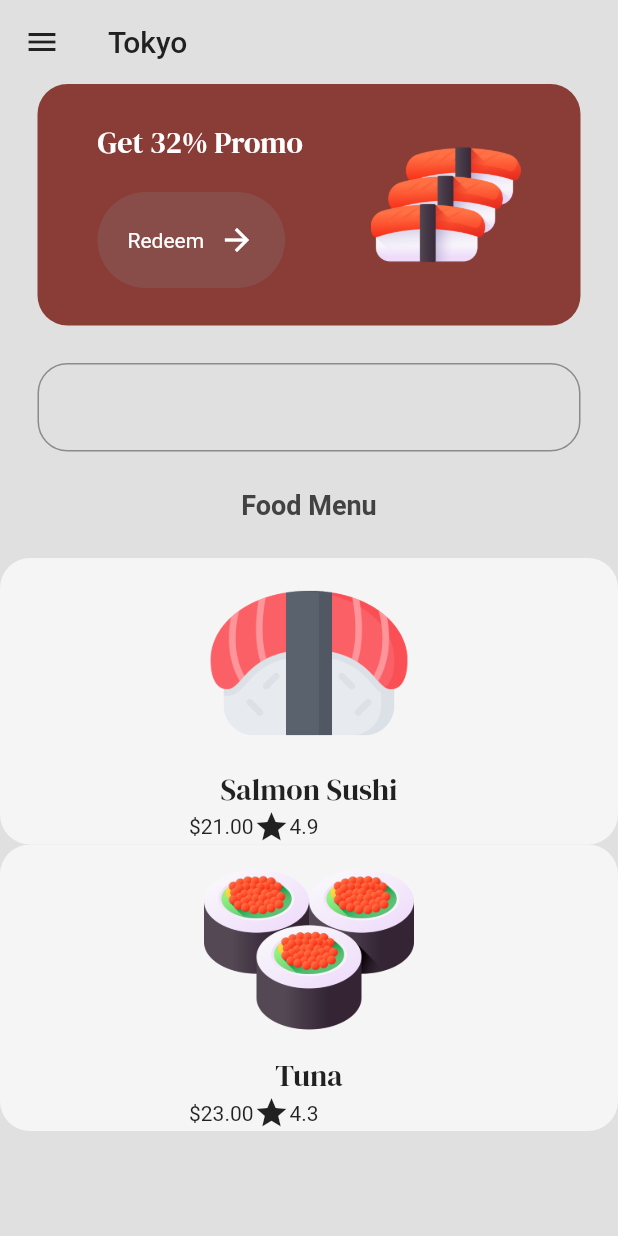
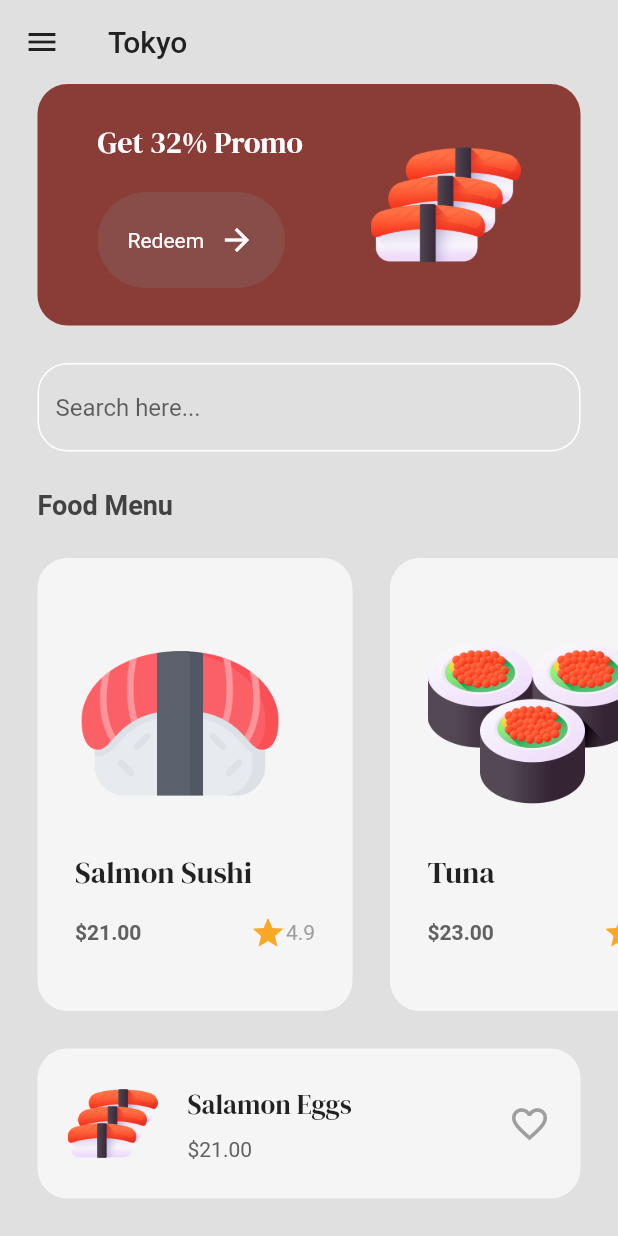
Before and after one commit to mageAoe/flutter_widget_UI, a Flutter app: the MenuPage screen opened by its route, on a phone screen of 412 x 824 dp. Run offline on Flutter 3.47's test engine with Material 2 defaults, Android fonts, the phone set to English and light mode, and no system bars; our stand-ins replace dio, google_fonts, lottie.

Commit message:
'update_sushipage'

```diff
--- a/lib/application/sushi_shop_application/components/food_title.dart
+++ b/lib/application/sushi_shop_application/components/food_title.dart
@@ -4,16 +4,27 @@ import 'package:google_fonts/google_fonts.dart';
 
 class FoodTitle extends StatelessWidget {
   final Food food;
-  const FoodTitle({super.key, required this.food});
+  final void Function()? onTap;
+
+  const FoodTitle({super.key,
+  required this.food,
+   required this.onTap
+  });
 
   @override
   Widget build(BuildContext context) {
-    return Container(
+    return GestureDetector(
+      onTap: onTap,
+      child: Container(
         decoration: BoxDecoration(
           color: Colors.grey[100],
           borderRadius: BorderRadius.circular(20)
         ),
+        margin: const EdgeInsets.only(left: 25.0),
+        padding: const EdgeInsets.all(25),
         child: Column(
+          crossAxisAlignment: CrossAxisAlignment.start,
+          mainAxisAlignment: MainAxisAlignment.spaceEvenly,
           children: [
             // image
             Image.asset(food.imagePath, height: 140),
@@ -25,19 +36,24 @@ class FoodTitle extends StatelessWidget {
             SizedBox(
               width: 160,
               child: Row(
+                mainAxisAlignment: MainAxisAlignment.spaceBetween,
                 children: [
-
                   // price
-                Text('\$${food.price}'),
+                  Text('\$${food.price}', style: TextStyle(fontWeight: FontWeight.bold,color: Colors.grey[700])),
 
                   // rating
-                const Icon(Icons.star),
-                Text(food.rating)
+                  Row(
+                    children: [
+                      Icon(Icons.star, color: Colors.yellow[800]),
+                      Text(food.rating, style: const TextStyle(color: Colors.grey))
+                    ],
+                  )
                 ],
               ),
             )
           ],
         ),
+      ),
     );
   }
 }
--- a/lib/application/sushi_shop_application/models/food.dart
+++ b/lib/application/sushi_shop_application/models/food.dart
@@ -16,4 +16,5 @@ class Food{
   String get _imagePath => imagePath;
   String get _rating => rating;
 
+
 }
--- a/lib/application/sushi_shop_application/pages/intro_page.dart
+++ b/lib/application/sushi_shop_application/pages/intro_page.dart
@@ -30,14 +30,14 @@ class IntroPage extends StatelessWidget {
               child: Image.asset('lib/images/sushi_one.png'),
             ),
 
-            const SizedBox(height: 25),
+            // const SizedBox(height: 25),
 
             // title
             Text('THE TASTE OF JAPANESE FOOD',
               style: GoogleFonts.dmSerifDisplay(fontSize: 44,color: Colors.white)
             ),
 
-            //  const SizedBox(height: 25),
+             const SizedBox(height: 25),
 
             // subtitle
             Text('Feel the taste of the most popular Japanese food from anywhere and anytime',
--- a/lib/application/sushi_shop_application/pages/menu_page.dart
+++ b/lib/application/sushi_shop_application/pages/menu_page.dart
@@ -2,6 +2,7 @@ import 'package:flutter/material.dart';
 import 'package:flutter_widget_ui/application/sushi_shop_application/components/button.dart';
 import 'package:flutter_widget_ui/application/sushi_shop_application/components/food_title.dart';
 import 'package:flutter_widget_ui/application/sushi_shop_application/models/food.dart';
+import 'package:flutter_widget_ui/application/sushi_shop_application/pages/food_detail_page.dart';
 import 'package:flutter_widget_ui/application/sushi_shop_application/theme/colors.dart';
 import 'package:google_fonts/google_fonts.dart';
 
@@ -23,6 +24,17 @@ class _MenuPageState extends State<MenuPage> {
     Food(name: 'Tuna', price: '23.00', imagePath: 'lib/images/sushi_two.png', rating: '4.3')
   ];
 
+  //navigate to food item details page
+  void navigateToFoodDetails(int index){
+    Navigator.push(context,
+      MaterialPageRoute(
+        builder: (context) => FoodDetailPage(
+          food: foodMenu[index],
+        )
+      )
+    );
+  }
+
 
   @override
   Widget build(BuildContext context) {
@@ -38,6 +50,7 @@ class _MenuPageState extends State<MenuPage> {
         title: Text('Tokyo', style: TextStyle(color: Colors.grey[900])),
       ),
       body: Column(
+        crossAxisAlignment: CrossAxisAlignment.start,
         children: [
           // promo banner
           Container(
@@ -81,14 +94,15 @@ class _MenuPageState extends State<MenuPage> {
             padding: const EdgeInsets.symmetric(horizontal: 25.0),
             child: TextField(
               decoration: InputDecoration(
-                border: OutlineInputBorder(
+                focusedBorder: OutlineInputBorder(
                   borderSide: const BorderSide(color: Colors.white),
                   borderRadius: BorderRadius.circular(20)
                 ),
-                focusedBorder: OutlineInputBorder(
+                enabledBorder: OutlineInputBorder(
                   borderSide: const BorderSide(color: Colors.white),
                   borderRadius: BorderRadius.circular(20)
-                )
+                ),
+                hintText: 'Search here...'
               ),
             ),
           ),
@@ -112,14 +126,59 @@ class _MenuPageState extends State<MenuPage> {
 
           Expanded(
             child: ListView.builder(
+              scrollDirection: Axis.horizontal,
               itemCount: foodMenu.length,
               itemBuilder: ((context, index) =>
-                FoodTitle(food: foodMenu[index])
+                FoodTitle(
+                  food: foodMenu[index],
+                  onTap: ()=> navigateToFoodDetails(index),
+                )
               )
             )
-          )
+          ),
+
+          const SizedBox(height: 25),
 
           // popular food
+          Container(
+            decoration: BoxDecoration(
+              color: Colors.grey[100],
+              borderRadius: BorderRadius.circular(20)
+            ),
+            margin: const EdgeInsets.only(left: 25,right: 25,bottom: 25),
+            padding: const EdgeInsets.all(20),
+            child: Row(
+              mainAxisAlignment: MainAxisAlignment.spaceBetween,
+              children: [
+                Row(
+                  children: [
+                    // image
+                    Image.asset('lib/images/sushi.png',height: 60),
+
+                    const SizedBox(width: 20),
+
+                    //name and price
+                    Column(
+                      crossAxisAlignment: CrossAxisAlignment.start,
+                      children: [
+                        // name
+                        Text('Salamon Eggs', style: GoogleFonts.dmSerifDisplay(fontSize: 18)),
+
+                        const SizedBox(height: 10),
+
+                        // price
+                        Text('\$21.00', style: TextStyle(color: Colors.grey[700]))
+
+                      ],
+                    ),
+                  ],
+                ),
+
+                // heart
+                const Icon(Icons.favorite_outline,color: Colors.grey,size: 28)
+              ],
+            ),
+          )
 
         ],
       ),
```
Also changed, not shown: lib/application/sushi_shop_application/pages/food_detail_page.dart (added, +32 -0 lines). Lines whose indentation alone changed are shown as unchanged.
